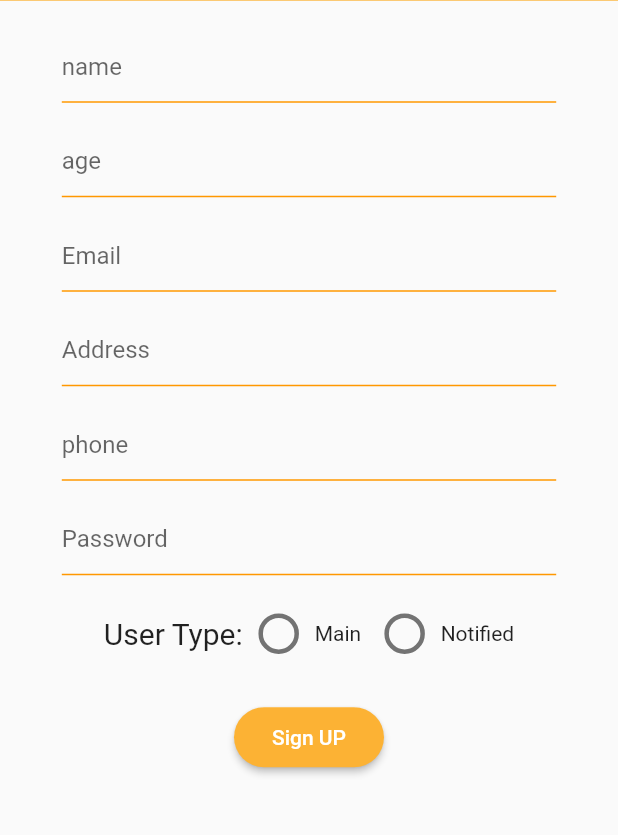
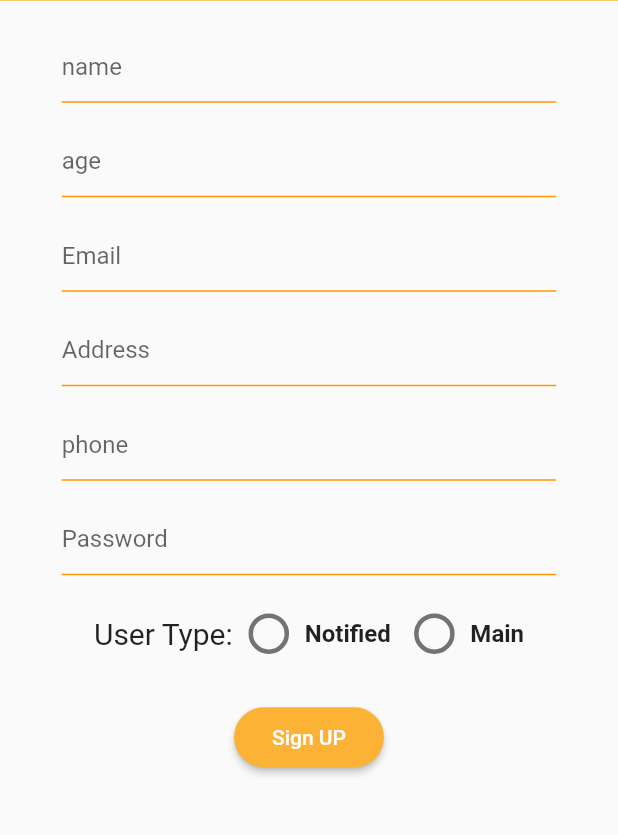
Before and after one commit to SaraZuhair/Final-Year-Project, a Flutter app: the screen it shows after launch, after a tap on "Sign UP", on a phone screen of 412 x 824 dp, the part 160-995 px from its top. Run offline on Flutter 3.47's test engine with Material 2 defaults, Android fonts, the phone set to English and light mode, and no system bars; our stand-ins replace cloud_firestore, firebase_auth, firebase_core; accounts and stored records are empty; network calls fail.

Commit message:
firestore database is added to store register info

```diff
--- a/lib/main.dart
+++ b/lib/main.dart
@@ -1,11 +1,12 @@
 import 'package:firebase_core/firebase_core.dart';
-
 import '/screens/splash_screen.dart';
 import 'package:flutter/material.dart';
 
 void main() async{
+  WidgetsFlutterBinding.ensureInitialized();
+  await Firebase.initializeApp();
   runApp(const MyApp());
-  await Firebase.initializeApp();
+
 }
 
 class MyApp extends StatelessWidget {
--- a/lib/screens/Register_Screen.dart
+++ b/lib/screens/Register_Screen.dart
@@ -1,6 +1,7 @@
 import 'package:final_year_project/screens/login_screen.dart';
 import 'package:flutter/material.dart';
 import 'package:firebase_auth/firebase_auth.dart';
+import 'package:cloud_firestore/cloud_firestore.dart';
 
 class RegisterScreen extends StatefulWidget {
   const RegisterScreen({ Key? key }) : super(key: key);
@@ -11,29 +12,37 @@ class RegisterScreen extends StatefulWidget {
 
 class _RegisterScreenState extends State<RegisterScreen> {
 
+
   final formkey=GlobalKey<FormState>();
-  final _auth = FirebaseAuth.instance;
-  final namecontroller=TextEditingController();
-  final agecontroller=TextEditingController();
-  final emailcontroller=TextEditingController();
-  final addresscontroller=TextEditingController();
-  final phonecontroller=TextEditingController();
-  final passwordcontroller=TextEditingController();
-  final usertypecontroller=TextEditingController();
+  final auth = FirebaseAuth.instance;
+  final TextEditingController namecontroller=TextEditingController();
+  final TextEditingController agecontroller=TextEditingController();
+  final TextEditingController emailcontroller=TextEditingController();
+  final TextEditingController addresscontroller=TextEditingController();
+  final TextEditingController phonecontroller=TextEditingController();
+  final TextEditingController passwordcontroller=TextEditingController();
+  final TextEditingController usertypecontroller=TextEditingController();
 
 
   late FocusNode ageFocusNode;
+  // ignore: non_constant_identifier_names
   late FocusNode EmailFocusNode;
+  // ignore: non_constant_identifier_names
   late FocusNode AddressFocusNode;
+  // ignore: non_constant_identifier_names
   late FocusNode PhoneFocusNode;
+  // ignore: non_constant_identifier_names
   late FocusNode PassFocusNode;
+  // ignore: non_constant_identifier_names
   late FocusNode RadioFocusNode;
   String _radioValue ="";
+
+  var index;
 
 
    @override
   void initState(){
-    // TODO: implement initState
+
     super.initState();
 
     ageFocusNode=FocusNode();
@@ -46,7 +55,7 @@ class _RegisterScreenState extends State<RegisterScreen> {
 
   @override
   void dispose() {
-    // TODO: implement dispose
+
     ageFocusNode.dispose();
     EmailFocusNode.dispose();
     AddressFocusNode.dispose();
@@ -56,21 +65,37 @@ class _RegisterScreenState extends State<RegisterScreen> {
     super.dispose();
   }
 
-  void _handleRadioValueChange( value) {
-    setState(() {
-      _radioValue = value;
 
-      switch (_radioValue) {
-        case "Main":
-          break;
-        case "Notified":
-          break;
-      }
-    });
-  }
+
+bool usertype=true;
+
 
   @override
   Widget build(BuildContext context) {
+
+
+    CollectionReference user = FirebaseFirestore.instance.collection('UserData');
+
+  Future<void>adduser(){
+    return user.add(
+      {
+      "name":namecontroller.text,
+      "age":agecontroller.text,
+       "password": passwordcontroller.text,
+       "address": addresscontroller.text,
+       "phone": phonecontroller.text,
+       "usertype": usertype ? "Main" : "Notified",
+      }
+    ).then((value) => print("added to firestore"))
+     .catchError((error)=> print(error),
+
+
+    );
+  }
+
+
+
+
     return Scaffold(
 
       body: SingleChildScrollView(
@@ -121,7 +146,7 @@ class _RegisterScreenState extends State<RegisterScreen> {
                 )
               ],
             ),
-             Container(
+             SizedBox(
                 height: MediaQuery.of(context).size.height,
                 width: MediaQuery.of(context).size.width*.8,
                 child: Column(
@@ -251,32 +276,50 @@ class _RegisterScreenState extends State<RegisterScreen> {
                     mainAxisAlignment: MainAxisAlignment.center,
                     children: [
                         const Text("User Type:", style: TextStyle(fontSize: 20),),
-                       Transform.scale(
 
-                         scale: 1.5,
-                         child: Radio(
+                         Transform.scale(
+                           scale: 1.5,
+                           child: Radio<int>(
+                            value: 0,
+                            groupValue: index,
+                            onChanged: (val) {
+                              setState(() {
+                                index = val!;
+                                usertype = false;
+                              });
+                            },
+                            activeColor: Colors.orange,
+                            ),
 
-                           focusNode: RadioFocusNode,
-                           value: "main",
-                           groupValue: _radioValue,
-                           onChanged: (value)=>_handleRadioValueChange(value),activeColor: Colors.orange,
-                           ),
-                          ),
-                       const Text("Main"),
+                         ),
+                      const Text(
+                        'Notified',
+                        style: TextStyle(
+                            fontWeight: FontWeight.bold, fontSize: 16),
+                      ),
 
-                       const SizedBox(width: 5,),
+                      const SizedBox(width: 5,),
+
 
                       Transform.scale(
                         scale: 1.5,
-                        child: Radio(
-
-                          value: "notified",
-                          groupValue: _radioValue,
-                          onChanged: (value)=>_handleRadioValueChange(value),
-                          activeColor: Colors.orange,
-                          )
-                        ),
-                      const Text("Notified"),
+                        child: Radio<int>(
+                            value: 1,
+                            groupValue: index,
+                            onChanged: (val) {
+                              setState(() {
+                                index = val!;
+                                usertype = true;
+                              });
+                            },
+                            activeColor: Colors.orange,
+                            ),
+                      ),
+                      const Text(
+                        'Main',
+                        style: TextStyle(
+                            fontWeight: FontWeight.bold, fontSize: 16),
+                      ),
                     ],
                   ),
 
@@ -297,9 +340,17 @@ class _RegisterScreenState extends State<RegisterScreen> {
                 child: const Text('Sign UP'),
                 onPressed: () {
                   FirebaseAuth.instance.createUserWithEmailAndPassword(
-                    email: emailcontroller.text, password: passwordcontroller.text
+                    email: emailcontroller.text,
+                    password: passwordcontroller.text
                     ).then((value) => {
-                      print("user created"),
+                      // FirebaseFirestore.instance.collection('UserData').doc(value.user?.uid).set(
+                      //   "email" : value.user?.email, ),
+                      // print("user created"),
+
+                      adduser(),
+
+
+
                       Navigator.of(context).pushReplacement(
                     MaterialPageRoute(builder: (BuildContext context) => const LoginScreen()))
                     }).onError((error, stackTrace) {
--- a/lib/screens/login_screen.dart
+++ b/lib/screens/login_screen.dart
@@ -1,11 +1,7 @@
-import 'dart:ffi';
+
 
 import 'package:final_year_project/screens/profile.dart';
-import 'package:final_year_project/screens/splash_screen.dart';
 import 'package:firebase_auth/firebase_auth.dart';
-import 'package:flutter/cupertino.dart';
-import 'package:flutter/foundation.dart';
-import 'package:flutter/gestures.dart';
 import 'package:flutter/material.dart';
 
 import 'Register_Screen.dart';
@@ -23,7 +19,7 @@ class _LoginScreenState extends State<LoginScreen> {
 
  @override
   void initState(){
-    // TODO: implement initState
+
     super.initState();
 
     passFocusNode=FocusNode();
@@ -31,7 +27,7 @@ class _LoginScreenState extends State<LoginScreen> {
 
   @override
   void dispose() {
-    // TODO: implement dispose
+
     passFocusNode.dispose();
     super.dispose();
   }
@@ -89,7 +85,7 @@ class _LoginScreenState extends State<LoginScreen> {
             height: 50,
           ),
 
-            Container(
+            SizedBox(
               height: MediaQuery.of(context).size.height*0.4,
               width: MediaQuery.of(context).size.width*.8,
               child: Column(
@@ -180,7 +176,7 @@ class _LoginScreenState extends State<LoginScreen> {
                 onPressed: () {
                   FirebaseAuth.instance.signInWithEmailAndPassword(
                     email: emailcontroller.text, password: passwordcontroller.text).then((value){
-                      Navigator.of(context).push(MaterialPageRoute(builder: (_)=>profile()),);},
+                      Navigator.of(context).push(MaterialPageRoute(builder: (_)=>const Profile()),);},
                     ).onError((error, stackTrace) {
                       throw(error.toString());
                     });
--- a/pubspec.yaml
+++ b/pubspec.yaml
@@ -36,7 +36,7 @@ dependencies:
   # Use with the CupertinoIcons class for iOS style icons.
   cupertino_icons: ^1.0.2
   firebase_auth: ^3.3.11
-  cloud_firestore: ^3.1.10
+  cloud_firestore: ^3.1.11
   firebase_core: ^1.4.0
 
 
```
Also changed, not shown: lib/screens/profile.dart (+7 -7 lines), pubspec.lock.
